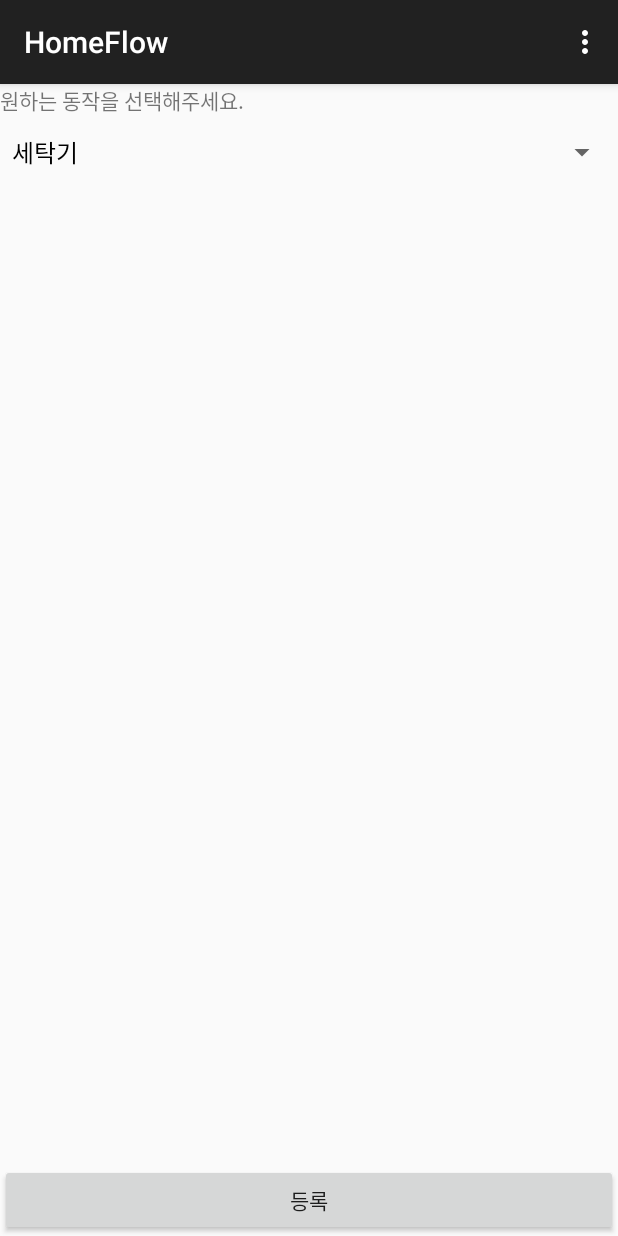
After one commit to flow-er/homeflow, an Android app: the AddFlowActivity screen opened directly, with no data from a screen before it, on a phone screen of 412 x 824 dp. The commit adds this screen. Run offline under Robolectric (Android 15) with nearby library versions, the phone set to English and light mode, and no system bars.

Commit message:
make XMLOutput class, AddFlowActivity class. improve workflow list view in FlowListActivity.

```diff
--- /dev/null
+++ b/src/app_android/app/src/main/java/kookmin/cs/homeflow/AddFlowActivity.java
@@ -0,0 +1,179 @@
+/**
+ * @namespace kookmin.cs.homeflow
+ * @brief java package of HomeFlow app
+ * @details HomeFlow의 java file 집합
+ */
+package kookmin.cs.homeflow;
+
+import android.os.Bundle;
+import android.os.Environment;
+import android.support.v7.app.ActionBarActivity;
+import android.view.Menu;
+import android.view.MenuItem;
+import android.view.View;
+import android.widget.AdapterView;
+import android.widget.ArrayAdapter;
+import android.widget.Button;
+import android.widget.ListView;
+import android.widget.Spinner;
+
+import java.io.File;
+import java.io.FileOutputStream;
+import java.io.IOException;
+import java.util.ArrayList;
+
+import kookmin.cs.homeflow.data.Appliance;
+import kookmin.cs.homeflow.data.Workflow;
+import kookmin.cs.homeflow.filestream.XMLInput;
+import kookmin.cs.homeflow.filestream.XMLOutput;
+
+/**
+ * @author Jongho Lim, sloth@kookmin.ac.kr
+ * @author Jinsung choi, bugslife102401@nate.com
+ * @version 0.0.1
+ * @brief an Activity is editer for workflow
+ * @details workflow를 등록하는 액티비티 클래스이다. spinner 로 work를 추가하고 등록 버튼으로 workflow의 xml 파일을 만든다.
+ * @todo develop UI, List Item Click, Button Click etc...
+ */
+public class AddFlowActivity extends ActionBarActivity
+    implements AdapterView.OnItemSelectedListener, View.OnClickListener {
+
+  private ArrayAdapter<Appliance> spinAdapter;
+  private ArrayAdapter<Appliance> flowAdapter;
+  private ArrayList<Appliance> funcList;
+  private ArrayList<Appliance> flow;
+  private Button btnSave;
+  private Boolean initSelect;
+
+  /**
+   * @brief Activity init
+   * @details spinner로 보여줄 데이터 초기화, 빈 flow 만듦, 버튼 리스너 등록 등.
+   */
+  @Override
+  protected void onCreate(Bundle savedInstanceState) {
+    super.onCreate(savedInstanceState);
+    setContentView(R.layout.activity_make_flow);
+
+    // 등록 버튼 리스너 set
+    btnSave = (Button) findViewById(R.id.btn_save);
+    btnSave.setOnClickListener(this);
+
+    // spinner init
+    Spinner spin = (Spinner) findViewById(R.id.spin);
+    initSelect = false;
+
+    // find device file path
+    String[] assetlist = null;
+    try {
+      assetlist = getAssets().list("device");
+    } catch (IOException e) {
+      e.printStackTrace();
+    }
+
+    // set spinner data
+    funcList = new ArrayList<Appliance>();
+    Appliance temp = null;
+    try {
+      for (int i = 0; i < assetlist.length; i++) {
+        funcList.add(new XMLInput().parse(getAssets().open("device/" + assetlist[i]), temp));
+      }
+    } catch (IOException e) {
+      e.printStackTrace();
+    }
+
+    // set spinner adapter
+    spinAdapter =
+        new ArrayAdapter<Appliance>(this, android.R.layout.simple_spinner_dropdown_item, funcList);
+    spin.setAdapter(spinAdapter);
+    spin.setOnItemSelectedListener(this);
+
+    // ListView init
+    ListView list = (ListView) findViewById(R.id.flow_list);
+
+    // set empty flow adapter
+    flow = new ArrayList<Appliance>();
+    flowAdapter =
+        new ArrayAdapter<Appliance>(this, android.R.layout.simple_expandable_list_item_1, flow);
+    list.setAdapter(flowAdapter);
+  }
+
+  /**
+   * @brief click event of save button
+   * @details 등록 버튼 클릭시 실행되는 메소드이다. 만든 workflow data로 " "에 xml 파일로 저장하고 액티비티를 종료한다.
+   */
+  @Override
+  public void onClick(View v) {
+    Workflow workflow = new Workflow();
+
+    for (int i = 0; i < flow.size(); i++) {
+      workflow.addWork(flow.get(i).toString(), flow.get(i).getFuncId(0));
+    }
+
+    File
+        file =
+        new File(Environment.getExternalStorageDirectory().getPath() + "/HomeFlow/workflow/flow");
+    int fileId = 1;
+
+    while (new File(file.getPath() + fileId + ".xml").exists()) {
+      fileId++;
+    }
+
+    file = new File(file.getPath() + fileId + ".xml");
+    workflow.setName("flow" + fileId);
+
+    try {
+      FileOutputStream fos = new FileOutputStream(file);
+      new XMLOutput().writeXml(fos, workflow);
+    } catch (IOException e) {
+      e.printStackTrace();
+    }
+
+    finish();
+  }
+
+  /**
+   * @brief select event of spinner item
+   * @details spinner item를 선택하면 실행되는 메소드이다. 선택한 item을 ArrayList인 flow에 추가하고 변경된 adapter 내용을 업데이트
+   * 한다.
+   */
+  @Override
+  public void onItemSelected(AdapterView<?> parent, View view, int position, long id) {
+    if (initSelect) {
+      Appliance func = new Appliance();
+      func.setName(funcList.get(position).toString());
+      func.addFunction(funcList.get(position).toString(), funcList.get(position).getFuncId(0));
+
+      flow.add(func);
+      flowAdapter.notifyDataSetChanged();
+    } else {
+      initSelect = true;
+    }
+  }
+
+  @Override
+  public void onNothingSelected(AdapterView<?> parent) {
+
+  }
+
+  @Override
+  public boolean onCreateOptionsMenu(Menu menu) {
+    // Inflate the menu; this adds items to the action bar if it is present.
+    getMenuInflater().inflate(R.menu.menu_login, menu);
+    return true;
+  }
+
+  @Override
+  public boolean onOptionsItemSelected(MenuItem item) {
+    // Handle action bar item clicks here. The action bar will
+    // automatically handle clicks on the Home/Up button, so long
+    // as you specify a parent activity in AndroidManifest.xml.
+    int id = item.getItemId();
+
+    //noinspection SimplifiableIfStatement
+    if (id == R.id.action_settings) {
+      return true;
+    }
+
+    return super.onOptionsItemSelected(item);
+  }
+}
--- /dev/null
+++ b/src/app_android/app/src/main/res/layout/activity_make_flow.xml
@@ -0,0 +1,32 @@
+<?xml version="1.0" encoding="utf-8"?>
+<LinearLayout
+        xmlns:android="http://schemas.android.com/apk/res/android"
+        android:orientation="vertical"
+        android:layout_width="match_parent"
+        android:layout_height="match_parent">
+    <TextView
+            android:layout_width="match_parent"
+            android:layout_height="wrap_content"
+            android:text="원하는 동작을 선택해주세요."/>
+
+    <Spinner
+            android:layout_width="match_parent"
+            android:layout_height="wrap_content"
+            android:id="@+id/spin">
+    </Spinner>
+
+    <ListView
+            android:layout_width="match_parent"
+            android:layout_height="wrap_content"
+            android:id="@+id/flow_list"
+            android:layout_weight="1">
+    </ListView>
+
+    <Button
+            android:layout_width="match_parent"
+            android:layout_height="wrap_content"
+            android:id="@+id/btn_save"
+            android:text="등록"
+            android:layout_weight="0"/>
+
+</LinearLayout>
--- a/src/app_android/app/src/main/res/layout/activity_workflow_list.xml
+++ b/src/app_android/app/src/main/res/layout/activity_workflow_list.xml
@@ -14,6 +14,7 @@
             android:id="@+id/work_list"/>
 
     <Button
+            android:id = "@+id/btn_addflow"
             android:layout_width="match_parent"
             android:layout_height="wrap_content"
             android:layout_weight="0"
```
Also changed, not shown: src/app_android/app/src/main/AndroidManifest.xml (+7 -0 lines), src/app_android/app/src/main/java/kookmin/cs/homeflow/FlowListActivity.java (+44 -11 lines), src/app_android/app/src/main/java/kookmin/cs/homeflow/data/Appliance.java (+8 -0 lines), src/app_android/app/src/main/java/kookmin/cs/homeflow/data/Workflow.java (+8 -0 lines), src/app_android/app/src/main/java/kookmin/cs/homeflow/filestream/XMLOutput.java (added, +116 -0 lines).
